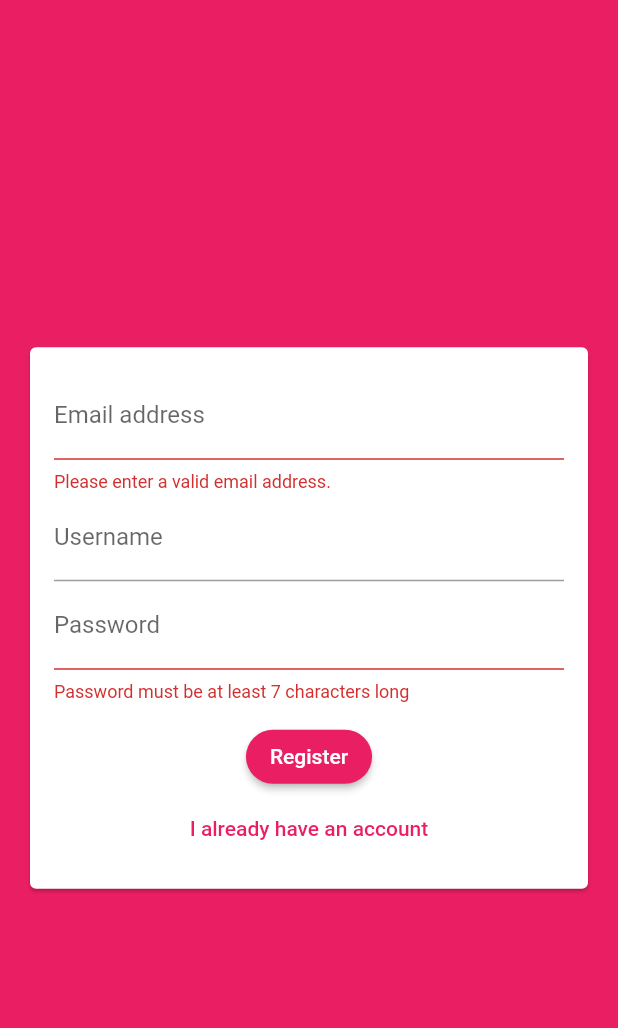
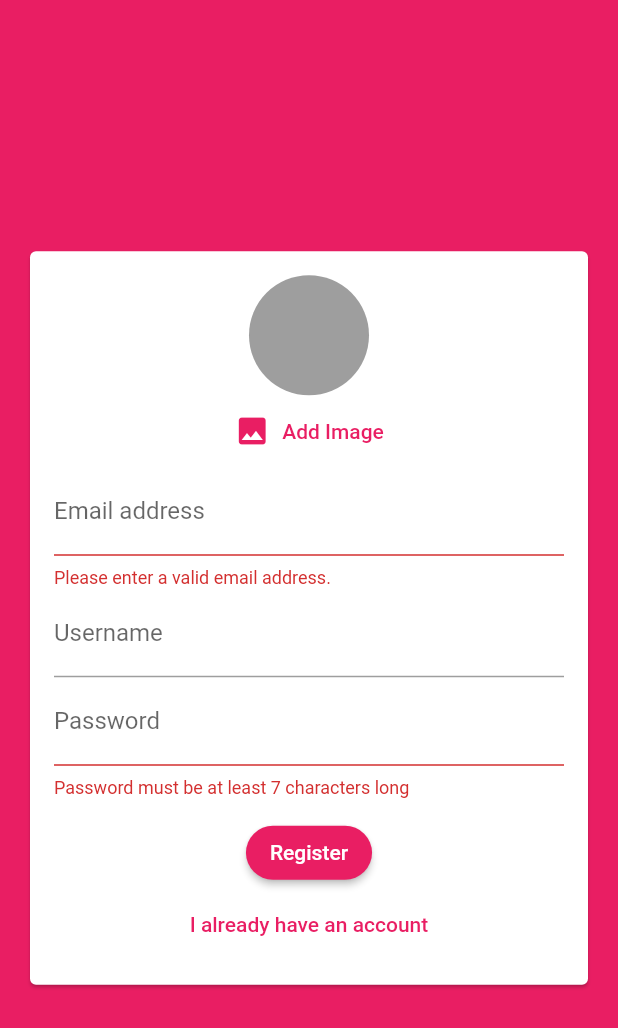
Before and after one commit to ditateum/chat_app_firebase, a Flutter app: the screen it shows after launch, after a tap on "Login", after a tap on "Create new account", on a phone screen of 412 x 824 dp. Shown: the top 1028 px of the screen. Run offline on Flutter 3.47's test engine with Material 2 defaults, Android fonts, the phone set to English and light mode, and no system bars; our stand-ins replace cloud_firestore, firebase_auth, firebase_core, image_picker; accounts and stored records are empty.

Commit message:
adding an image picker

```diff
--- a/lib/widgets/auth/auth_form.dart
+++ b/lib/widgets/auth/auth_form.dart
@@ -1,3 +1,4 @@
+import 'package:chat_app_firebase/widgets/pickers/user_image_picker.dart';
 import 'package:flutter/material.dart';
 
 class AuthForm extends StatefulWidget {
@@ -52,6 +53,7 @@ class _AuthFormState extends State<AuthForm> {
               child: Column(
                 mainAxisSize: MainAxisSize.min,
                 children: [
+                  if (!isLogin) const UserImagePicker(),
                   TextFormField(
                     key: const ValueKey('email'),
                     validator: (value) {
--- a/lib/widgets/chat/message_bubble.dart
+++ b/lib/widgets/chat/message_bubble.dart
@@ -1,5 +1,4 @@
 import 'package:chat_app_firebase/utils/constant.dart';
-import 'package:cloud_firestore/cloud_firestore.dart';
 import 'package:flutter/material.dart';
 
 class MessageBubble extends StatelessWidget {
--- /dev/null
+++ b/lib/widgets/pickers/user_image_picker.dart
@@ -0,0 +1,50 @@
+import 'dart:io';
+
+import 'package:flutter/material.dart';
+import 'package:image_picker/image_picker.dart';
+
+class UserImagePicker extends StatefulWidget {
+  const UserImagePicker({Key? key}) : super(key: key);
+
+  @override
+  State<UserImagePicker> createState() => _UserImagePickerState();
+}
+
+class _UserImagePickerState extends State<UserImagePicker> {
+  File? pickedImage;
+
+  void _pickImage() async {
+    final ImagePicker picker = ImagePicker();
+    final pickedImageFile = await picker.pickImage(source: ImageSource.camera);
+
+    setState(() {
+      pickedImage = File(pickedImageFile!.path);
+    });
+  }
+
+  @override
+  Widget build(BuildContext context) {
+    return Column(
+      children: [
+        CircleAvatar(
+          radius: 40,
+          backgroundColor: Colors.grey,
+          backgroundImage: pickedImage != null ? FileImage(pickedImage!) : null,
+        ),
+        TextButton.icon(
+          onPressed: _pickImage,
+          icon: Icon(
+            Icons.image,
+            color: Theme.of(context).primaryColor,
+          ),
+          label: Text(
+            'Add Image',
+            style: TextStyle(
+              color: Theme.of(context).primaryColor,
+            ),
+          ),
+        ),
+      ],
+    );
+  }
+}
--- a/pubspec.yaml
+++ b/pubspec.yaml
@@ -33,6 +33,7 @@ dependencies:
   firebase_core: ^1.18.0
   flutter:
     sdk: flutter
+  image_picker: ^0.8.5+3
 
 dev_dependencies:
   flutter_lints: ^2.0.0
```
Also changed, not shown: pubspec.lock.
